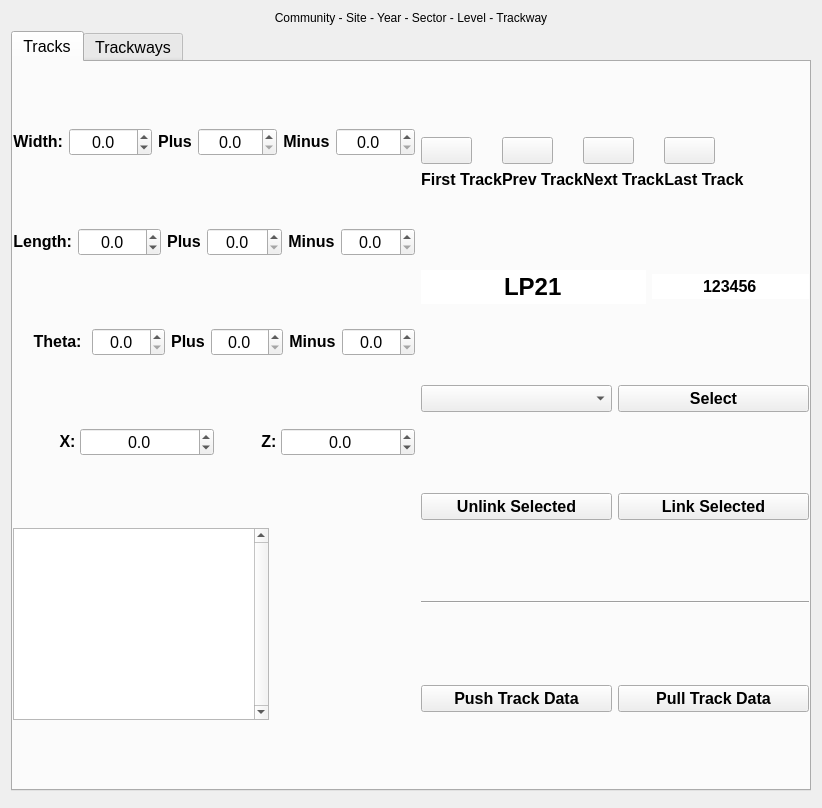
sernst/Cadence, file resources/widget/tools/TrackwayManagerWidget/TrackwayManagerWidget.ui: the form before one commit.
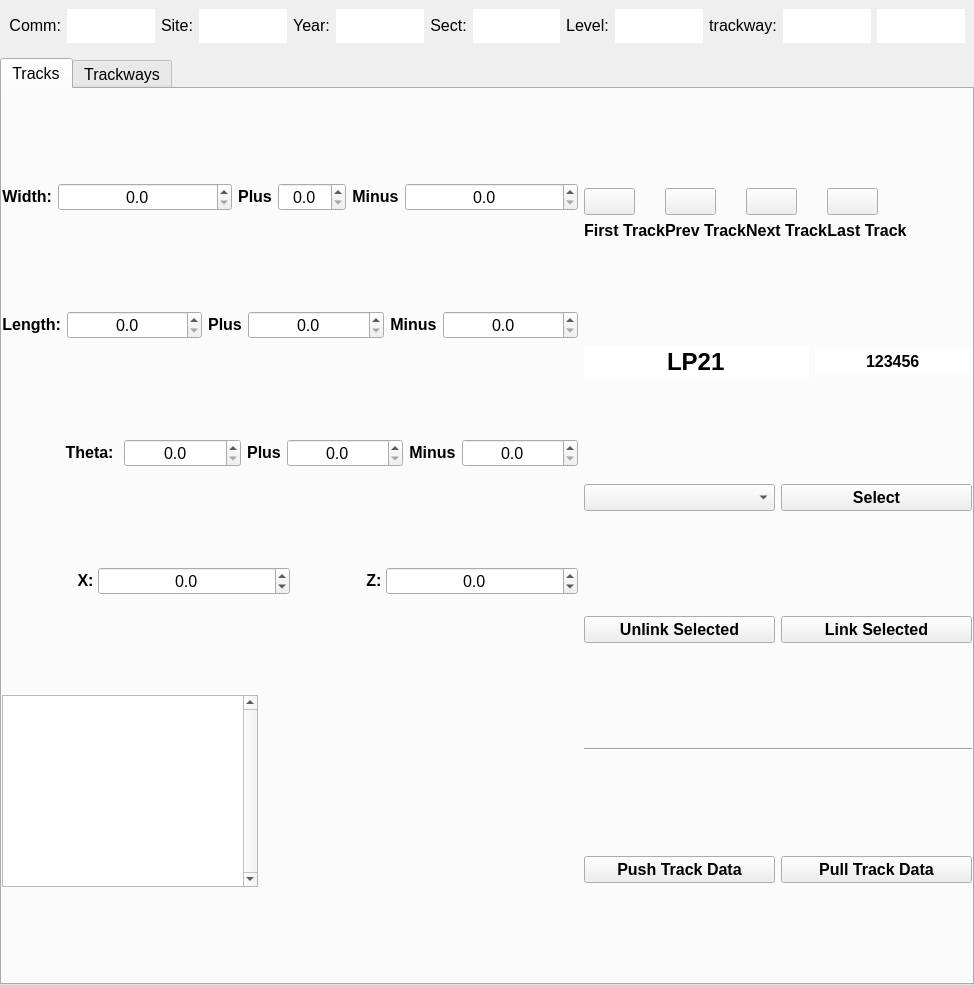
The form after the commit. Icons and pictures are not drawn.

Diff of the .ui file:
```diff
--- a/resources/widget/tools/TrackwayManagerWidget/TrackwayManagerWidget.ui
+++ b/resources/widget/tools/TrackwayManagerWidget/TrackwayManagerWidget.ui
@@ -9,8 +9,8 @@
    <rect>
     <x>0</x>
     <y>0</y>
-    <width>822</width>
-    <height>808</height>
+    <width>974</width>
+    <height>985</height>
    </rect>
   </property>
   <property name="sizePolicy">
@@ -28,21 +28,316 @@
   <property name="windowTitle">
    <string>Trackway Manager</string>
   </property>
-  <layout class="QVBoxLayout" name="verticalLayout_3">
+  <layout class="QVBoxLayout" name="verticalLayout">
+   <property name="margin">
+    <number>0</number>
+   </property>
    <item>
-    <widget class="QLabel" name="trackwayLbl">
-     <property name="sizePolicy">
-      <sizepolicy hsizetype="Preferred" vsizetype="Fixed">
-       <horstretch>0</horstretch>
-       <verstretch>0</verstretch>
-      </sizepolicy>
-     </property>
-     <property name="text">
-      <string>Community - Site - Year - Sector - Level - Trackway</string>
-     </property>
-     <property name="alignment">
-      <set>Qt::AlignCenter</set>
-     </property>
+    <widget class="QWidget" name="trackwayWidget" native="true">
+     <layout class="QHBoxLayout" name="horizontalLayout_9" stretch="0,0,0,0,0,0,0,0,0,0,0,0,0">
+      <item>
+       <widget class="QLabel" name="lbl_16">
+        <property name="sizePolicy">
+         <sizepolicy hsizetype="Expanding" vsizetype="Fixed">
+          <horstretch>0</horstretch>
+          <verstretch>0</verstretch>
+         </sizepolicy>
+        </property>
+        <property name="font">
+         <font>
+          <pointsize>12</pointsize>
+          <weight>50</weight>
+          <bold>false</bold>
+         </font>
+        </property>
+        <property name="text">
+         <string>Comm:</string>
+        </property>
+        <property name="alignment">
+         <set>Qt::AlignRight|Qt::AlignTrailing|Qt::AlignVCenter</set>
+        </property>
+       </widget>
+      </item>
+      <item>
+       <widget class="QLineEdit" name="commLE">
+        <property name="sizePolicy">
+         <sizepolicy hsizetype="Expanding" vsizetype="Fixed">
+          <horstretch>0</horstretch>
+          <verstretch>0</verstretch>
+         </sizepolicy>
+        </property>
+        <property name="font">
+         <font>
+          <pointsize>18</pointsize>
+          <weight>75</weight>
+          <bold>true</bold>
+         </font>
+        </property>
+        <property name="text">
+         <string/>
+        </property>
+        <property name="frame">
+         <bool>false</bool>
+        </property>
+        <property name="alignment">
+         <set>Qt::AlignCenter</set>
+        </property>
+       </widget>
+      </item>
+      <item>
+       <widget class="QLabel" name="lbl_17">
+        <property name="sizePolicy">
+         <sizepolicy hsizetype="Expanding" vsizetype="Fixed">
+          <horstretch>0</horstretch>
+          <verstretch>0</verstretch>
+         </sizepolicy>
+        </property>
+        <property name="font">
+         <font>
+          <pointsize>12</pointsize>
+          <weight>50</weight>
+          <bold>false</bold>
+         </font>
+        </property>
+        <property name="text">
+         <string>Site:</string>
+        </property>
+        <property name="alignment">
+         <set>Qt::AlignCenter</set>
+        </property>
+       </widget>
+      </item>
+      <item>
+       <widget class="QLineEdit" name="siteLE">
+        <property name="sizePolicy">
+         <sizepolicy hsizetype="Expanding" vsizetype="Fixed">
+          <horstretch>0</horstretch>
+          <verstretch>0</verstretch>
+         </sizepolicy>
+        </property>
+        <property name="font">
+         <font>
+          <pointsize>18</pointsize>
+          <weight>75</weight>
+          <bold>true</bold>
+         </font>
+        </property>
+        <property name="text">
+         <string/>
+        </property>
+        <property name="frame">
+         <bool>false</bool>
+        </property>
+        <property name="alignment">
+         <set>Qt::AlignCenter</set>
+        </property>
+       </widget>
+      </item>
+      <item>
+       <widget class="QLabel" name="lbl_18">
+        <property name="sizePolicy">
+         <sizepolicy hsizetype="Expanding" vsizetype="Fixed">
+          <horstretch>0</horstretch>
+          <verstretch>0</verstretch>
+         </sizepolicy>
+        </property>
+        <property name="font">
+         <font>
+          <pointsize>12</pointsize>
+          <weight>50</weight>
+          <bold>false</bold>
+         </font>
+        </property>
+        <property name="text">
+         <string>Year:</string>
+        </property>
+        <property name="alignment">
+         <set>Qt::AlignCenter</set>
+        </property>
+       </widget>
+      </item>
+      <item>
+       <widget class="QLineEdit" name="yearLE">
+        <property name="sizePolicy">
+         <sizepolicy hsizetype="Expanding" vsizetype="Fixed">
+          <horstretch>0</horstretch>
+          <verstretch>0</verstretch>
+         </sizepolicy>
+        </property>
+        <property name="font">
+         <font>
+          <pointsize>18</pointsize>
+          <weight>75</weight>
+          <bold>true</bold>
+         </font>
+        </property>
+        <property name="text">
+         <string/>
+        </property>
+        <property name="frame">
+         <bool>false</bool>
+        </property>
+        <property name="alignment">
+         <set>Qt::AlignCenter</set>
+        </property>
+       </widget>
+      </item>
+      <item>
+       <widget class="QLabel" name="lbl_19">
+        <property name="sizePolicy">
+         <sizepolicy hsizetype="Expanding" vsizetype="Fixed">
+          <horstretch>0</horstretch>
+          <verstretch>0</verstretch>
+         </sizepolicy>
+        </property>
+        <property name="font">
+         <font>
+          <pointsize>12</pointsize>
+          <weight>50</weight>
+          <bold>false</bold>
+         </font>
+        </property>
+        <property name="text">
+         <string>Sect:</string>
+        </property>
+        <property name="alignment">
+         <set>Qt::AlignCenter</set>
+        </property>
+       </widget>
+      </item>
+      <item>
+       <widget class="QLineEdit" name="sectorLE">
+        <property name="sizePolicy">
+         <sizepolicy hsizetype="Expanding" vsizetype="Fixed">
+          <horstretch>0</horstretch>
+          <verstretch>0</verstretch>
+         </sizepolicy>
+        </property>
+        <property name="font">
+         <font>
+          <pointsize>18</pointsize>
+          <weight>75</weight>
+          <bold>true</bold>
+         </font>
+        </property>
+        <property name="text">
+         <string/>
+        </property>
+        <property name="frame">
+         <bool>false</bool>
+        </property>
+        <property name="alignment">
+         <set>Qt::AlignCenter</set>
+        </property>
+       </widget>
+      </item>
+      <item>
+       <widget class="QLabel" name="lbl_20">
+        <property name="sizePolicy">
+         <sizepolicy hsizetype="Expanding" vsizetype="Fixed">
+          <horstretch>0</horstretch>
+          <verstretch>0</verstretch>
+         </sizepolicy>
+        </property>
+        <property name="font">
+         <font>
+          <pointsize>12</pointsize>
+          <weight>50</weight>
+          <bold>false</bold>
+         </font>
+        </property>
+        <property name="text">
+         <string>Level:</string>
+        </property>
+        <property name="alignment">
+         <set>Qt::AlignCenter</set>
+        </property>
+       </widget>
+      </item>
+      <item>
+       <widget class="QLineEdit" name="levelLE">
+        <property name="sizePolicy">
+         <sizepolicy hsizetype="Expanding" vsizetype="Fixed">
+          <horstretch>0</horstretch>
+          <verstretch>0</verstretch>
+         </sizepolicy>
+        </property>
+        <property name="font">
+         <font>
+          <pointsize>18</pointsize>
+          <weight>75</weight>
+          <bold>true</bold>
+         </font>
+        </property>
+        <property name="text">
+         <string/>
+        </property>
+        <property name="frame">
+         <bool>false</bool>
+        </property>
+        <property name="alignment">
+         <set>Qt::AlignCenter</set>
+        </property>
+       </widget>
+      </item>
+      <item>
+       <widget class="QLabel" name="lbl_21">
+        <property name="sizePolicy">
+         <sizepolicy hsizetype="Expanding" vsizetype="Fixed">
+          <horstretch>0</horstretch>
+          <verstretch>0</verstretch>
+         </sizepolicy>
+        </property>
+        <property name="font">
+         <font>
+          <pointsize>12</pointsize>
+          <weight>50</weight>
+          <bold>false</bold>
+         </font>
+        </property>
+        <property name="frameShape">
+         <enum>QFrame::NoFrame</enum>
+        </property>
+        <property name="lineWidth">
+         <number>0</number>
+        </property>
+        <property name="text">
+         <string>trackway:</string>
+        </property>
+        <property name="alignment">
+         <set>Qt::AlignCenter</set>
+        </property>
+       </widget>
+      </item>
+      <item>
+       <widget class="QLineEdit" name="trackwayTypeLE">
+        <property name="font">
+         <font>
+          <pointsize>18</pointsize>
+          <weight>75</weight>
+          <bold>true</bold>
+         </font>
+        </property>
+        <property name="frame">
+         <bool>false</bool>
+        </property>
+       </widget>
+      </item>
+      <item>
+       <widget class="QLineEdit" name="trackwayNumberLE">
+        <property name="font">
+         <font>
+          <pointsize>18</pointsize>
+          <weight>75</weight>
+          <bold>true</bold>
+         </font>
+        </property>
+        <property name="frame">
+         <bool>false</bool>
+        </property>
+       </widget>
+      </item>
+     </layout>
     </widget>
    </item>
    <item>
@@ -103,7 +398,7 @@
               <verstretch>0</verstretch>
              </sizepolicy>
             </property>
-            <layout class="QHBoxLayout" name="horizontalLayout_10" stretch="0,1,0,1,0,1">
+            <layout class="QHBoxLayout" name="horizontalLayout_10" stretch="0,1,0,0,0,1">
              <property name="spacing">
               <number>-1</number>
              </property>
@@ -151,13 +446,16 @@
                 <number>1</number>
                </property>
                <property name="minimum">
-                <double>-1000.000000000000000</double>
+                <double>0.000000000000000</double>
                </property>
                <property name="maximum">
-                <double>1000.000000000000000</double>
+                <double>2.000000000000000</double>
                </property>
                <property name="singleStep">
-                <double>1.000000000000000</double>
+                <double>0.010000000000000</double>
+               </property>
+               <property name="value">
+                <double>0.000000000000000</double>
                </property>
               </widget>
              </item>
@@ -293,13 +591,16 @@
                 <number>1</number>
                </property>
                <property name="minimum">
-                <double>-1000.000000000000000</double>
+                <double>0.000000000000000</double>
                </property>
                <property name="maximum">
-                <double>1000.000000000000000</double>
+                <double>2.000000000000000</double>
                </property>
                <property name="singleStep">
-                <double>1.000000000000000</double>
+                <double>0.010000000000000</double>
+               </property>
+               <property name="value">
+                <double>0.000000000000000</double>
                </property>
               </widget>
              </item>
@@ -570,10 +871,10 @@
                 <number>1</number>
                </property>
                <property name="minimum">
-                <double>-100000.000000000000000</double>
+                <double>-10000.000000000000000</double>
                </property>
                <property name="maximum">
-                <double>100000.000000000000000</double>
+                <double>10000.000000000000000</double>
                </property>
                <property name="singleStep">
                 <double>1.000000000000000</double>
@@ -1577,48 +1878,7 @@
      </widget>
     </widget>
    </item>
-   <item>
-    <widget class="QWidget" name="topPanelWidget" native="true">
-     <property name="sizePolicy">
-      <sizepolicy hsizetype="Expanding" vsizetype="Fixed">
-       <horstretch>0</horstretch>
-       <verstretch>0</verstretch>
-      </sizepolicy>
-     </property>
-     <property name="font">
-      <font>
-       <pointsize>12</pointsize>
-      </font>
-     </property>
-     <layout class="QVBoxLayout" name="verticalLayout">
-      <property name="margin">
-       <number>0</number>
-      </property>
-      <item>
-       <widget class="QWidget" name="bannerWidget" native="true">
-        <property name="sizePolicy">
-         <sizepolicy hsizetype="Preferred" vsizetype="Expanding">
-          <horstretch>0</horstretch>
-          <verstretch>0</verstretch>
-         </sizepolicy>
-        </property>
-        <layout class="QHBoxLayout" name="horizontalLayout_9">
-         <property name="spacing">
-          <number>0</number>
-         </property>
-         <property name="margin">
-          <number>0</number>
-         </property>
-        </layout>
-       </widget>
-      </item>
-     </layout>
-    </widget>
-   </item>
   </layout>
-  <zorder>tabWidget</zorder>
-  <zorder>topPanelWidget</zorder>
-  <zorder>trackwayLbl</zorder>
  </widget>
  <resources/>
  <connections/>
```
